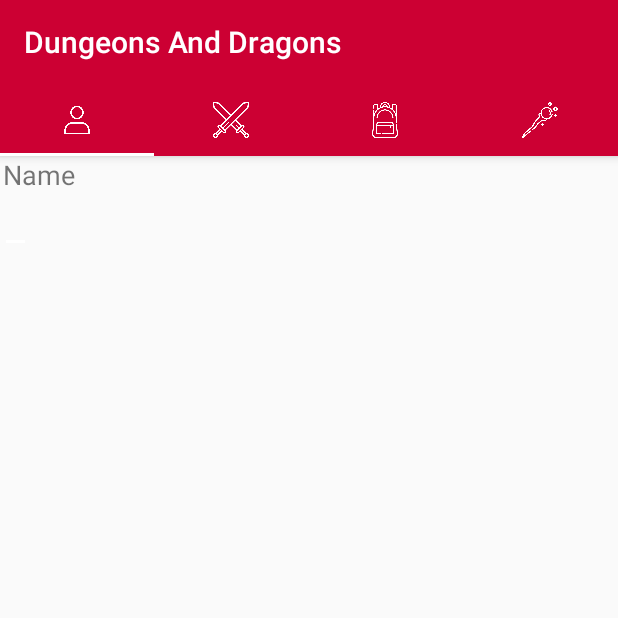
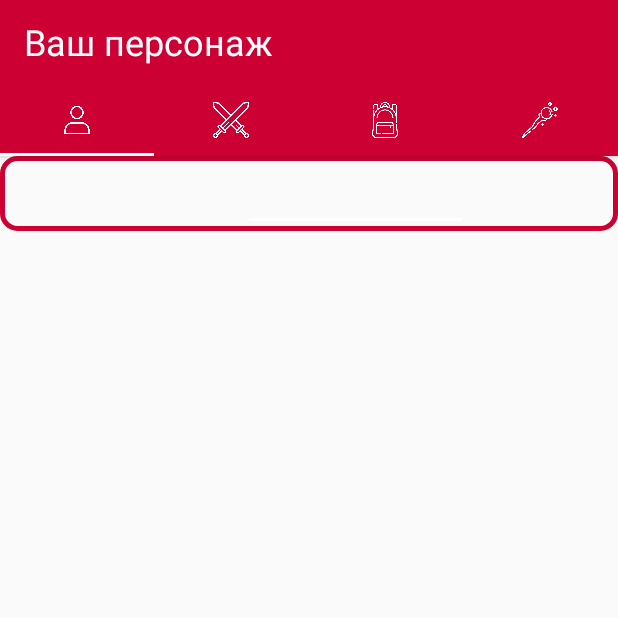
Before and after one commit to DragonKnight228/Dungeons-and-Dragons, an Android app: the screen it shows after launch (Character), after a tap on "Create character", on a phone screen of 412 x 824 dp, the top half of it. Run offline under Robolectric (Android 15) with nearby library versions, the phone set to English and light mode, and no system bars.

Commit message:
Поле ввода Создано

```diff
--- a/app/src/main/java/com/example/dungeonsanddragons/Character.kt
+++ b/app/src/main/java/com/example/dungeonsanddragons/Character.kt
@@ -19,13 +19,14 @@
         setContentView(R.layout.activity_character)
 
         val toolbar: android.support.v7.widget.Toolbar = findViewById(R.id.toolbar)
+        toolbar.setTitle(this.getString(R.string.your_character))
         setSupportActionBar(toolbar)
 
-        var pagerAdapter = SectionsPagerAdapter(supportFragmentManager)
-        var pager: ViewPager = findViewById(R.id.pager)
+        val pagerAdapter = SectionsPagerAdapter(supportFragmentManager)
+        val pager: ViewPager = findViewById(R.id.pager)
         pager.adapter = pagerAdapter
 
-        var tabLayout: TabLayout = findViewById(R.id.tablayout)
+        val tabLayout: TabLayout = findViewById(R.id.tablayout)
         tabLayout.setupWithViewPager(pager)
         tabLayout.getTabAt(0)?.setIcon(R.drawable.user)
         tabLayout.getTabAt(1)?.setIcon(R.drawable.sword)
--- a/app/src/main/java/com/example/dungeonsanddragons/Characteristics.kt
+++ b/app/src/main/java/com/example/dungeonsanddragons/Characteristics.kt
@@ -1,5 +1,6 @@
 package com.example.dungeonsanddragons
 
+import android.graphics.drawable.Drawable
 import android.os.Bundle
 import android.support.v4.app.Fragment
 import android.view.LayoutInflater
@@ -15,6 +16,10 @@
         inflater: LayoutInflater, container: ViewGroup?,
         savedInstanceState: Bundle?
     ): View? {
+        val field_name = view?.findViewById<View>(R.id.linearLayout)
+        if (field_name != null) {
+            field_name.setBackgroundResource(R.drawable.shape_for_field)
+        }
         return inflater.inflate(R.layout.fragment_characteristics, container, false)
     }
 
--- a/app/src/main/java/com/example/dungeonsanddragons/MainActivity.kt
+++ b/app/src/main/java/com/example/dungeonsanddragons/MainActivity.kt
@@ -12,6 +12,7 @@
         super.onCreate(savedInstanceState)
         setContentView(R.layout.activity_main)
         val toolbar: android.support.v7.widget.Toolbar = findViewById(R.id.toolbar)
+        toolbar.setTitle(this.getString(R.string.storage))
         setSupportActionBar(toolbar)
     }
 
--- /dev/null
+++ b/app/src/main/res/drawable/shape_for_field.xml
@@ -0,0 +1,11 @@
+<?xml version="1.0" encoding="utf-8"?>
+<shape xmlns:android="http://schemas.android.com/apk/res/android"
+    android:shape="rectangle">
+    <stroke
+        android:color="@color/red_base"
+        android:width="3dp"/>
+    <corners android:radius="10dp"/>
+    <size android:width="200dp"
+        android:height="50dp"/>
+
+</shape>
--- a/app/src/main/res/layout/activity_character.xml
+++ b/app/src/main/res/layout/activity_character.xml
@@ -10,7 +10,8 @@
     <android.support.design.widget.AppBarLayout
         android:layout_width="match_parent"
         android:layout_height="wrap_content"
-        android:theme="@style/Theme.DungeonsAndDragons">
+        android:theme="@style/Theme.DungeonsAndDragons"
+        app:tabTextAppearance="@style/Theme.DungeonsAndDragons">
 
         <include
             android:id="@+id/toolbar"
@@ -21,7 +22,8 @@
             android:layout_width="match_parent"
             android:layout_height="wrap_content"
             android:theme="@style/Theme.DungeonsAndDragons"
-            app:tabTextColor="@color/white" />
+            app:tabTextColor="@color/white"
+            />
     </android.support.design.widget.AppBarLayout>
 
     <android.support.v4.view.ViewPager
--- a/app/src/main/res/layout/activity_main.xml
+++ b/app/src/main/res/layout/activity_main.xml
@@ -8,5 +8,5 @@
 
     <include
         layout="@layout/toolbar"
-        android:id="@+id/toolbar"/>
+        android:id="@+id/toolbar" />
 </android.support.constraint.ConstraintLayout>
--- /dev/null
+++ b/app/src/main/res/layout/field_with_textview.xml
@@ -0,0 +1,27 @@
+<?xml version="1.0" encoding="utf-8"?>
+<RelativeLayout xmlns:android="http://schemas.android.com/apk/res/android"
+    android:layout_width="match_parent"
+    android:layout_height="match_parent"
+    android:orientation="horizontal"
+    android:background="@drawable/shape_for_field">
+
+    <TextView
+        android:layout_width="50dp"
+        android:layout_height="50dp"
+        android:layout_alignParentStart="true"
+        android:layout_marginStart="70dp"
+        android:layout_marginEnd="0dp"
+        android:layout_toStartOf="@+id/input_text"
+        android:paddingTop="0dp" />
+
+    <EditText
+        android:id="@+id/input_text"
+        android:layout_width="150dp"
+        android:layout_height="50dp"
+        android:layout_alignParentEnd="true"
+        android:layout_marginStart="0dp"
+        android:layout_marginEnd="100dp"
+        android:autofillHints=""
+        android:inputType="text" />
+
+</RelativeLayout>
--- a/app/src/main/res/layout/fragment_characteristics.xml
+++ b/app/src/main/res/layout/fragment_characteristics.xml
@@ -8,7 +8,19 @@
     tools:context=".Characteristics">
 
 
-    <include layout="@layout/name_and_edittext"/>
+    <LinearLayout
+        android:id="@+id/linearLayout"
+        android:layout_width="wrap_content"
+        android:layout_height="wrap_content"
+        app:layout_constraintStart_toStartOf="parent"
+        app:layout_constraintTop_toTopOf="parent">
+
+        <include
+            android:id="@+id/field_name"
+            layout="@layout/field_with_textview"
+            />
+
+    </LinearLayout>
 
 
 </android.support.constraint.ConstraintLayout>
--- a/app/src/main/res/layout/name_and_edittext.xml
+++ /dev/null
@@ -1,19 +0,0 @@
-<?xml version="1.0" encoding="utf-8"?>
-<LinearLayout xmlns:android="http://schemas.android.com/apk/res/android"
-    android:layout_width="match_parent"
-    android:layout_height="match_parent"
-    android:orientation="vertical">
-
-    <TextView
-        android:layout_width="82dp"
-        android:layout_height="wrap_content"
-        android:text="@string/character_name"
-        android:layout_marginStart="2dp"
-        android:textSize="18sp" />
-
-    <EditText
-        android:layout_width="wrap_content"
-        android:layout_height="40dp"
-        android:autofillHints=" " />
-
-</LinearLayout>
--- a/app/src/main/res/layout/toolbar.xml
+++ b/app/src/main/res/layout/toolbar.xml
@@ -2,7 +2,10 @@
 <android.support.v7.widget.Toolbar xmlns:android="http://schemas.android.com/apk/res/android"
     android:layout_width="match_parent"
     android:layout_height="?attr/actionBarSize"
+    xmlns:app="http://schemas.android.com/apk/res-auto"
     android:background="?attr/colorPrimary"
-    android:theme="@style/ThemeOverlay.AppCompat.Dark.ActionBar">
+    android:theme="@style/ThemeOverlay.AppCompat.Dark.ActionBar"
+    app:titleTextAppearance="@dimen/font_size"
+    app:titleTextColor="@color/white">
 
 </android.support.v7.widget.Toolbar>
--- a/app/src/main/res/values/dimens.xml
+++ b/app/src/main/res/values/dimens.xml
@@ -2,6 +2,7 @@
     <!-- Default screen margins, per the Android Design guidelines. -->
     <dimen name="activity_horizontal_margin">16dp</dimen>
     <dimen name="activity_vertical_margin">16dp</dimen>
+    <dimen name="font_size">24dp</dimen>
     <dimen name="appbar_padding">16dp</dimen>
     <dimen name="fab_margin">16dp</dimen>
     <dimen name="appbar_padding_top">8dp</dimen>
--- a/app/src/main/res/values/strings.xml
+++ b/app/src/main/res/values/strings.xml
@@ -5,6 +5,8 @@
     <string name="title_activity_character">Character</string>
     <string name="tab_text_1">Tab 1</string>
     <string name="tab_text_2">Tab 2</string>
+    <string name="storage">Хранилище персонажей</string>
+    <string name="your_character">Ваш персонаж</string>
     <!-- Strings used for fragments for navigation -->
     <string name="first_fragment_label">First Fragment</string>
     <string name="second_fragment_label">Second Fragment</string>
--- a/app/src/main/res/values/themes.xml
+++ b/app/src/main/res/values/themes.xml
@@ -10,6 +10,7 @@
         <item name="statusBarBackground">@color/red_base</item>
         <item name="actionMenuTextColor">@color/white</item>
         <item name="actionMenuTextAppearance">@color/white</item>
+        <item name="android:textSize">@dimen/font_size</item>
         <!-- Customize your theme here. -->
     </style>
 
```
